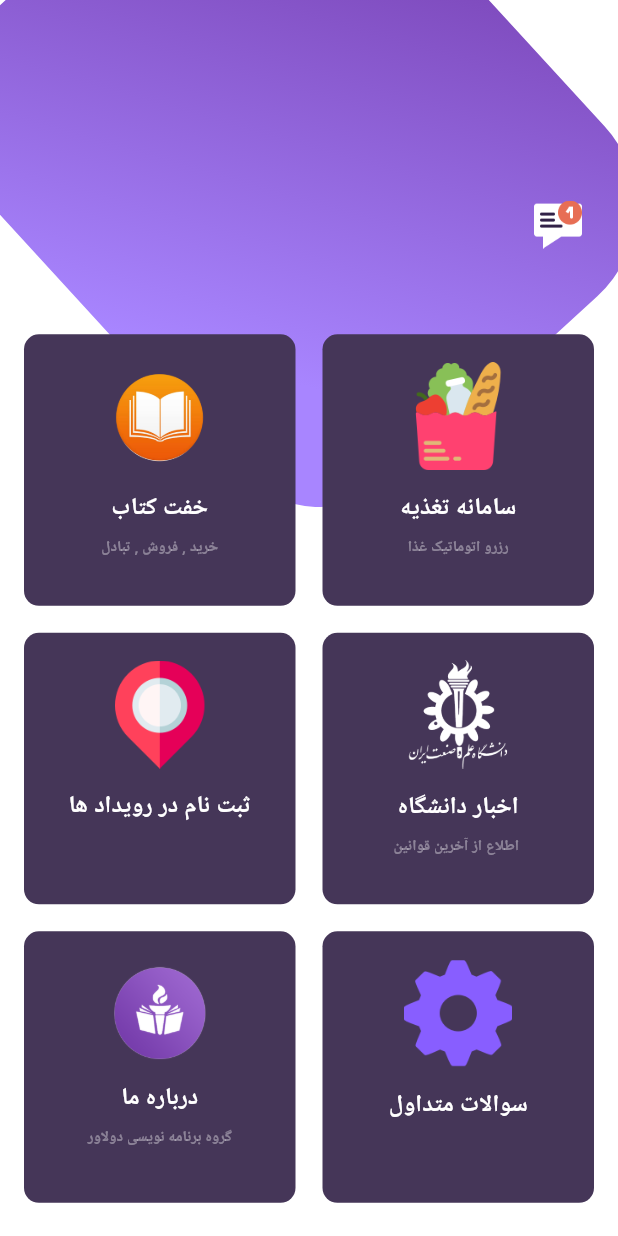
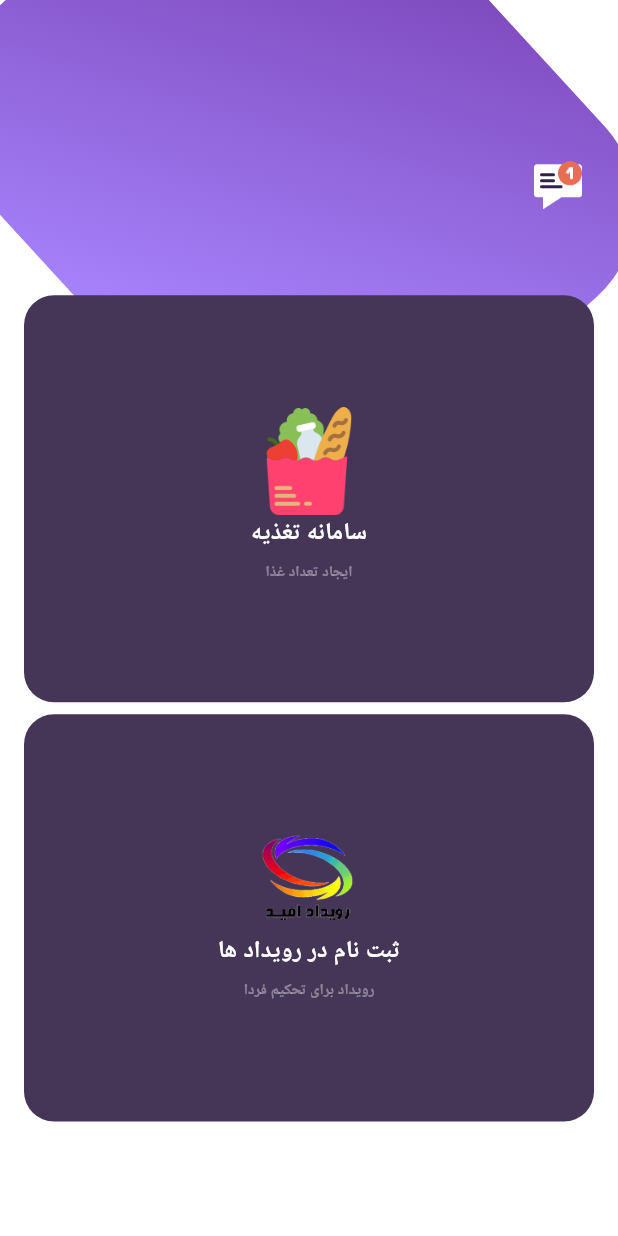
Before and after one commit to Razavi1999/Panel_admin_food, a Flutter app: the HomeScreen screen opened by its route, on a phone screen of 412 x 824 dp. Run offline on Flutter 3.47's test engine with Material 2 defaults, Android fonts, the phone set to English and light mode, and no system bars; our stand-ins replace flutter_svg, google_fonts, modal_progress_hud, shared_preferences; accounts and stored records are empty; statements that could not run were skipped.

Commit message:
Completed_Home_Starting_FoodScreen

```diff
--- a/panel_admin_food_origin/lib/components/grid_dashboard.dart
+++ b/panel_admin_food_origin/lib/components/grid_dashboard.dart
@@ -12,50 +12,32 @@ class GridDashboard extends StatelessWidget {
   GridDashboard(this.context, this.user_id, this.token,
       this.username, this.firstName, this.lastName);
 
+
   Items item1 = new Items(
-    title: "خفت کتاب",
-    subtitle: "خرید , فروش , تبادل",
-    img: "assets/images/khaft.png",
-    dest: null,
+    title: "سامانه تغذیه",
+    subtitle: "ایجاد تعداد غذا",
+    img: "assets/images/food.png",
   );
 
   Items item2 = new Items(
-    title: "سامانه تغذیه",
-    subtitle: "رزرو اتوماتیک غذا",
-    img: "assets/images/food.png",
+    title: "ثبت نام در رویداد ها",
+    subtitle: "رویداد برای تحکیم فردا",
+    img: "assets/images/Event.png",
   );
-  Items item3 = new Items(
-    title: "ثبت نام در رویداد ها",
-    subtitle: "",
-    img: "assets/images/map.png",
-  );
-  Items item4 = new Items(
-    title: "اخبار دانشگاه",
-    subtitle: "اطلاع از آخرین قوانین ",
-    img: "assets/images/elmos.png",
-  );
-  Items item5 = new Items(
-    title: "درباره ما",
-    subtitle: "گروه برنامه نویسی دولاور",
-    img: "assets/images/logo.png",
-  );
-  Items item6 = new Items(
-    title: "سوالات متداول",
-    subtitle: "",
-    img: "assets/images/setting.png",
-  );
+
 
   @override
   Widget build(BuildContext context) {
-    List<Items> myList = [item1, item2, item3, item4, item5, item6];
+    List<Items> myList = [item1, item2];
     var color = 0xff453658;
     return Flexible(
       child: GridView.count(
-          childAspectRatio: 1.0,
+          childAspectRatio: 1.4,
           padding: EdgeInsets.only(left: 16, right: 16),
-          crossAxisCount: 2,
-          crossAxisSpacing: 18,
-          mainAxisSpacing: 18,
+          crossAxisCount: 1,
+          //childAspectRatio: (itemWidth / itemHeight),
+          crossAxisSpacing: 5,
+          mainAxisSpacing: 8,
           children: myList.map((data) {
             return InkWell(
               onTap: (){
@@ -69,7 +51,8 @@ class GridDashboard extends StatelessWidget {
               },
               child: Container(
                 decoration: BoxDecoration(
-                    color: Color(color), borderRadius: BorderRadius.circular(10)),
+                    color: Color(color), borderRadius: BorderRadius.circular(20)),
+                ///*
                 child: Column(
                   mainAxisAlignment: MainAxisAlignment.center,
                   children: <Widget>[
@@ -78,7 +61,7 @@ class GridDashboard extends StatelessWidget {
                       width: 72,
                     ),
                     SizedBox(
-                      height: 14,
+                      height: 1,
                     ),
                     Text(
                       data.title,
@@ -97,19 +80,23 @@ class GridDashboard extends StatelessWidget {
                           textStyle: TextStyle(
                               color: Colors.white38,
                               fontSize: 10,
-                              fontWeight: FontWeight.w600)),
+                              fontWeight: FontWeight.w600)
+                      ),
                     ),
                     SizedBox(
-                      height: 14,
+                      height: 5,
                     ),
                   ],
                 ),
+                //*/
               ),
             );
           }).toList()),
     );
   }
 }
+
+
 
 class Items {
   String title;
--- a/panel_admin_food_origin/lib/main.dart
+++ b/panel_admin_food_origin/lib/main.dart
@@ -4,6 +4,8 @@ import 'screens/login_screen.dart';
 import 'constants.dart';
 import 'screens/registeration_screen.dart';
 import 'screens/home_screen.dart';
+import 'screens/food_screen.dart';
+
 
 
 
@@ -21,11 +23,12 @@ class MyApp extends StatelessWidget {
         accentColor: kPrimaryColor,
         scaffoldBackgroundColor: Colors.white,
       ),
-      initialRoute: LoginScreen.id,
+      initialRoute: OrderPage.id,
       routes: {
         RegisterationScreen.id: (context) => RegisterationScreen(),
         LoginScreen.id: (context) => LoginScreen(),
         HomeScreen.id :(context) => HomeScreen(),
+        OrderPage.id:(context) => OrderPage(),
       },
     );
   }
--- a/panel_admin_food_origin/lib/screens/home_screen.dart
+++ b/panel_admin_food_origin/lib/screens/home_screen.dart
@@ -46,7 +46,7 @@ class _HomeScreenState extends State<HomeScreen> {
           Column(
             children: <Widget>[
               SizedBox(
-                height: size.height /7,
+                height: size.height /9,
               ),
               Padding(
                 padding: EdgeInsets.only(left: 16, right: 16),
@@ -102,15 +102,6 @@ class _HomeScreenState extends State<HomeScreen> {
           ),
         ],
       ),
-      // floatingActionButton: FloatingActionButton(
-      //   onPressed: () {
-      //     Navigator.pushNamed(context, BooksScreen.id);
-      //   },
-      //   child: Icon(Icons.book),
-      // ),
-      // body: Center(
-      //   child: Text('Home'),
-      // ),
     );
   }
 
```
Also changed, not shown: panel_admin_food_origin/lib/components/OrderCard.dart (added, +197 -0 lines), panel_admin_food_origin/lib/screens/food_screen.dart (added, +173 -0 lines), panel_admin_food_origin/assets/images/Event.png (added), panel_admin_food_origin/assets/images/bowl.png (added), panel_admin_food_origin/assets/images/junk.jpeg (added), panel_admin_food_origin/assets/images/karafs-2.jpg (added), panel_admin_food_origin/assets/images/khoresh-gheyme.jpg (added), panel_admin_food_origin/assets/images/restaurant.jpg (added), 5 other files.
